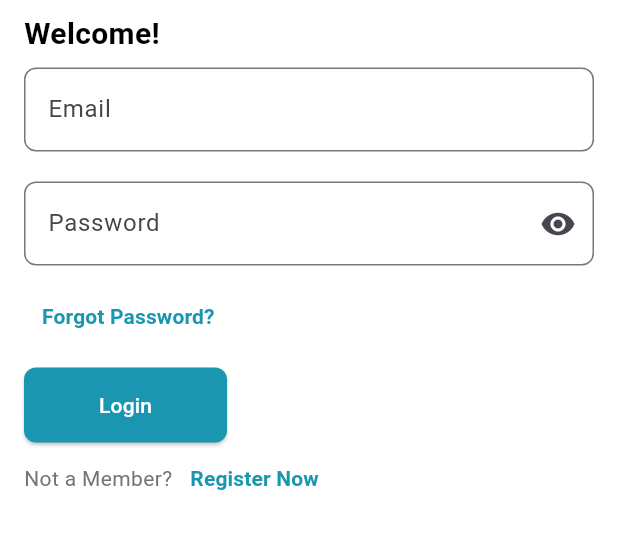
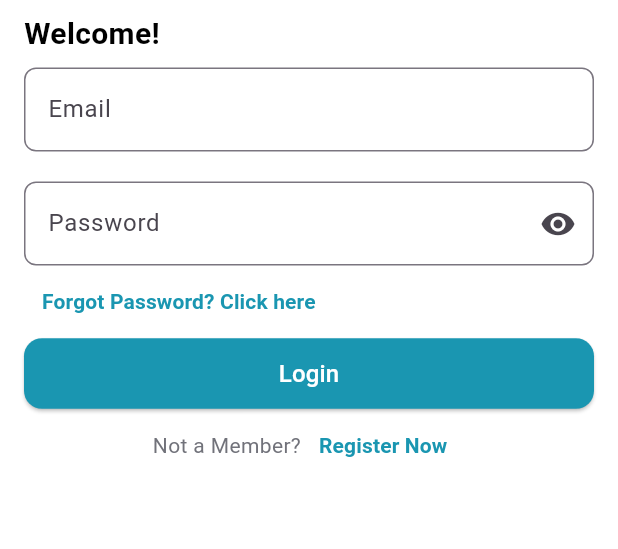
Before and after one commit to Sprints-Flutter-Bootcamp-Projects/GPS-Attendance-App, a Flutter app: the LoginScreen screen opened directly, on a phone screen of 412 x 824 dp, the part 456-1005 px from its top. Run offline on Flutter 3.47's test engine with Material 3 defaults, Android fonts, the phone set to English and light mode, and no system bars; our stand-ins replace cloud_firestore, firebase_auth, firebase_core, geolocator, google_maps_flutter; accounts and stored records are empty.

Commit message:
adjusted the login screen design

```diff
--- a/lib/features/authentication/screens/login_screen.dart
+++ b/lib/features/authentication/screens/login_screen.dart
@@ -1,7 +1,9 @@
 // ignore_for_file: public_member_api_docs, sort_constructors_first
 import 'package:flutter/material.dart';
+import 'package:gps_attendance/core/utils/app_colors.dart';
 
 import 'package:gps_attendance/features/authentication/screens/signup_screen.dart';
+import 'package:gps_attendance/widgets/nice_button.dart';
 import 'package:gps_attendance/widgets/textformfield.dart';
 
 import '../../../services/auth_service.dart';
@@ -125,29 +127,19 @@ class _LoginScreenState extends State<LoginScreen> {
                   return null;
                 },
               ),
-              SizedBox(height: 10),
               TextButton(
                   style: ButtonStyle(
                       backgroundColor: WidgetStateColor.transparent),
                   onPressed: () {},
                   child: Text(
-                    'Forgot Password?',
+                    'Forgot Password? Click here',
                     style: TextStyle(
-                        color: Color(0xFF1A96B1), fontWeight: FontWeight.bold),
+                        color: AppColors.primaryColor,
+                        fontWeight: FontWeight.bold),
                   )),
-              SizedBox(height: 10),
-              Positioned(
-                width: 450,
-                height: 50,
-                child: ElevatedButton(
-                  style: ElevatedButton.styleFrom(
-                    backgroundColor: Color(0xFF1A96B1), // Button color
-                    padding: EdgeInsets.symmetric(horizontal: 50, vertical: 15),
-                    shape: RoundedRectangleBorder(
-                      borderRadius: BorderRadius.circular(8),
-                    ),
-                  ),
-                  onPressed: () {
+              niceButton(
+                  title: 'Login',
+                  onTap: () {
                     if (_formkey.currentState!.validate()) {
                       Navigator.push(
                         context,
@@ -162,15 +154,10 @@ class _LoginScreenState extends State<LoginScreen> {
                       );
                       ScaffoldMessenger.of(context).showSnackBar(snackBar);
                     }
-                  },
-                  child: const Text(
-                    'Login',
-                    style: TextStyle(color: Colors.white),
-                  ),
-                ),
-              ),
+                  }),
               SizedBox(
                 child: Row(
+                  mainAxisAlignment: MainAxisAlignment.center,
                   children: [
                     Text(
                       'Not a Member?',
@@ -184,10 +171,10 @@ class _LoginScreenState extends State<LoginScreen> {
                               builder: (context) => SignUpScreen()),
                         );
                       },
-                      child: const Text(
+                      child: Text(
                         'Register Now',
                         style: TextStyle(
-                          color: Color(0xFF1A96B1),
+                          color: AppColors.primaryColor,
                           fontWeight: FontWeight.bold,
                         ),
                       ),
--- a/lib/widgets/nice_button.dart
+++ b/lib/widgets/nice_button.dart
@@ -2,8 +2,8 @@ import 'package:flutter/material.dart';
 
 Widget niceButton({required String title, required VoidCallback onTap}) =>
     Container(
-      padding: const EdgeInsets.all(12.0),
-      margin: const EdgeInsets.only(bottom: 12.0, left: 12.0, right: 12.0),
+      padding: const EdgeInsets.all(0.0),
+      // margin: const EdgeInsets.only(bottom: 12.0, left: 12.0, right: 12.0),
       child: SizedBox(
         width: double.infinity,
         child: ElevatedButton(
```
Also changed, not shown: lib/features/onboarding/widgets/horizontal_card.dart (+56 -0 lines).
